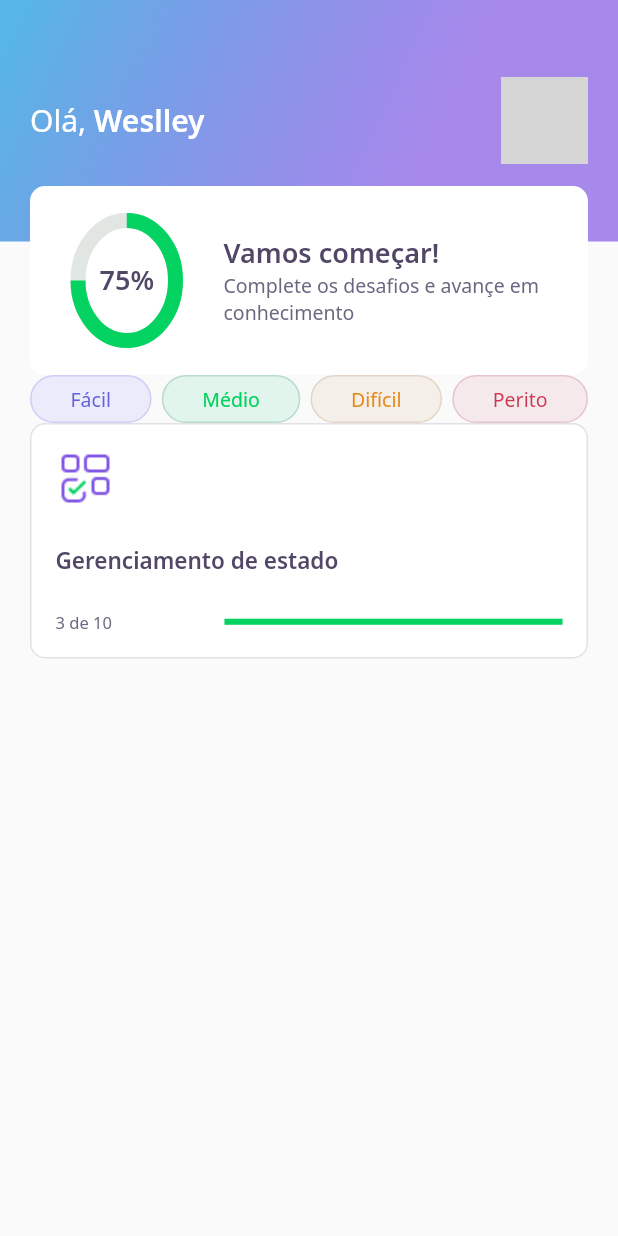
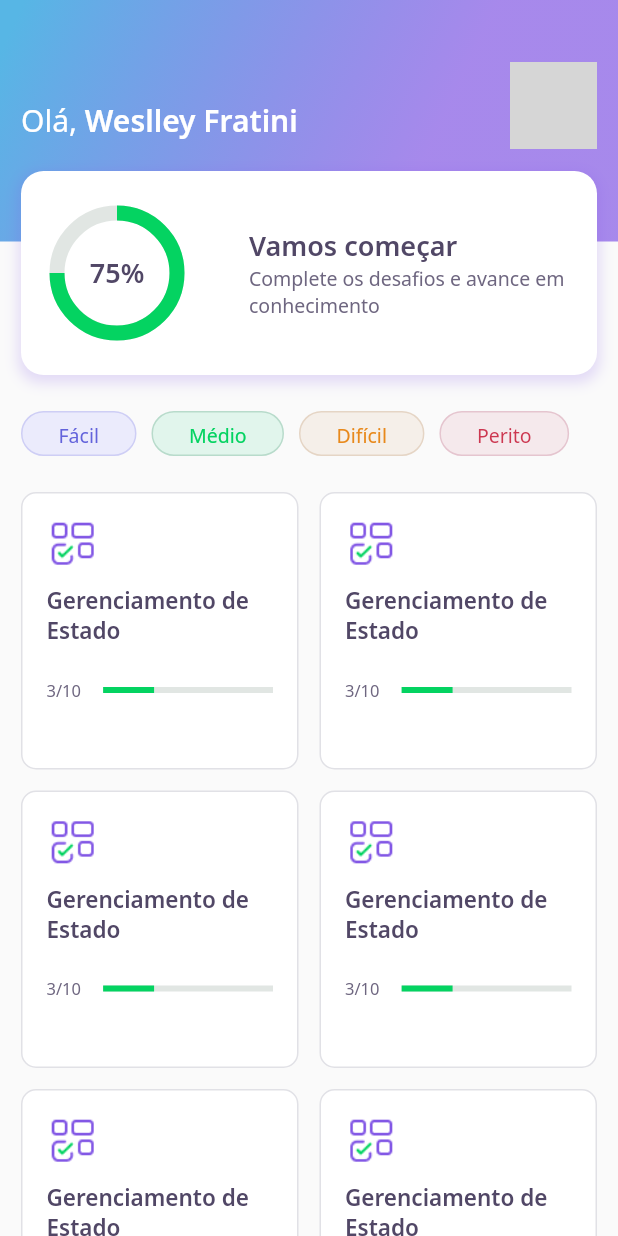
Before and after one commit to WeslleyFratini/nlw5-flutter, a Flutter app: the HomePage screen opened directly, on a phone screen of 412 x 824 dp. Run offline on Flutter 3.47's test engine with Material 2 defaults, Android fonts, the phone set to English and light mode, and no system bars; our stand-ins replace google_fonts; network calls fail; grey boxes are pictures that could not be loaded.

Commit message:
chore: add tela quiz

```diff
--- a/lib/core/app_widget.dart
+++ b/lib/core/app_widget.dart
@@ -1,11 +1,13 @@
 import 'package:DevQuiz/splash/splash_page.dart';
 import 'package:flutter/material.dart';
+
 class AppWidget extends StatelessWidget {
   @override
   Widget build(BuildContext context) {
     return MaterialApp(
+      debugShowCheckedModeBanner: false,
       title: "DevQuiz",
-      home: SplashPage()
+      home: SplashPage(),
     );
   }
 }
--- a/lib/home/home_page.dart
+++ b/lib/home/home_page.dart
@@ -4,8 +4,6 @@ import 'package:DevQuiz/home/widgets/quiz_card/quiz_card_widget.dart';
 import 'package:flutter/material.dart';
 
 class HomePage extends StatefulWidget {
-  HomePage({Key? key}) : super(key: key);
-
   @override
   _HomePageState createState() => _HomePageState();
 }
@@ -16,23 +14,63 @@ class _HomePageState extends State<HomePage> {
     return Scaffold(
         appBar: AppBarWidget(),
         body: Padding(
-        padding: const EdgeInsets.symmetric(horizontal: 20),
+          padding: const EdgeInsets.symmetric(horizontal: 14),
           child: Column(
             children: [
-            Row(
-              mainAxisAlignment: MainAxisAlignment.spaceBetween,
+              SizedBox(
+                height: 24,
+              ),
+              Container(
+                height: 30,
+                child: ListView(
+                  scrollDirection: Axis.horizontal,
                   children: [
-                LevelButtonWidget(label: "Fácil"),
-                LevelButtonWidget(label: "Médio"),
-                LevelButtonWidget(label: "Difícil"),
-                LevelButtonWidget(label: "Perito"),
+                    LevelButtonWidget(
+                      title: "Fácil",
+                    ),
+                    SizedBox(
+                      width: 10,
+                    ),
+                    LevelButtonWidget(
+                      title: "Médio",
+                    ),
+                    SizedBox(
+                      width: 10,
+                    ),
+                    LevelButtonWidget(
+                      title: "Difícil",
+                    ),
+                    SizedBox(
+                      width: 10,
+                    ),
+                    LevelButtonWidget(
+                      title: "Perito",
+                    )
                   ],
                 ),
-
+              ),
+              SizedBox(
+                height: 24,
+              ),
+              Expanded(
+                child: GridView.count(
+                  mainAxisSpacing: 14,
+                  crossAxisSpacing: 14,
+                  crossAxisCount: 2,
+                  children: [
+                    QuizCardWidget(),
+                    QuizCardWidget(),
+                    QuizCardWidget(),
+                    QuizCardWidget(),
+                    QuizCardWidget(),
+                    QuizCardWidget(),
+                    QuizCardWidget(),
                     QuizCardWidget()
                   ],
                 ),
               )
-    );
+            ],
+          ),
+        ));
   }
 }
--- a/lib/home/widgets/appbar/app_bar_widget.dart
+++ b/lib/home/widgets/appbar/app_bar_widget.dart
@@ -1,4 +1,3 @@
-import 'package:DevQuiz/core/app_config.dart';
 import 'package:DevQuiz/core/core.dart';
 import 'package:DevQuiz/home/widgets/score_card/score_card_widget.dart';
 import 'package:flutter/material.dart';
@@ -15,33 +14,34 @@ class AppBarWidget extends PreferredSize {
                     decoration: BoxDecoration(gradient: AppGradients.linear),
                     height: 161,
                     width: double.maxFinite,
-                    padding: const EdgeInsets.symmetric(horizontal: 20),
+                    padding: EdgeInsets.symmetric(horizontal: 14),
                     child: Row(
+                      crossAxisAlignment: CrossAxisAlignment.center,
                       mainAxisAlignment: MainAxisAlignment.spaceBetween,
                       children: [
-                        Text.rich(
-                          TextSpan(
-                              text: "Olá, ",
-                              style: AppTextStyles.title,
-                              children: [
-                                TextSpan(
-                                    text: "Weslley",
-                                    style: AppTextStyles.titleBold)
-                              ]),
-                        ),
+                        Text.rich(TextSpan(
+                            text: "Olá, ",
+                            style: AppTextStyles.title,
+                            children: [
+                              TextSpan(
+                                  text: "Weslley Fratini",
+                                  style: AppTextStyles.titleBold)
+                            ])),
                         Container(
+                          margin: EdgeInsets.only(bottom: 20),
+                          width: 58,
                           height: 58,
-                          width: 58,
                           decoration: BoxDecoration(
-                              borderRadius: BorderRadius.circular(10),
+                              borderRadius: BorderRadius.circular(8),
                               image: DecorationImage(
                                   image: NetworkImage(
-                                      AppConfig.GithubPhotoUrl))),
-                        )
+                                      "https://avatars.githubusercontent.com/u/39966929?v=4"))),
+                        ),
                       ],
                     ),
                   ),
-                  Align(alignment: Alignment(0, 1), child: ScoreCardWidget())
+                  Align(
+                      alignment: Alignment(0.0, 1.0), child: ScoreCardWidget())
                 ],
               ),
             ));
--- a/lib/home/widgets/chart/chart_widget.dart
+++ b/lib/home/widgets/chart/chart_widget.dart
@@ -1,21 +1,16 @@
-import 'package:DevQuiz/core/app_colors.dart';
-import 'package:DevQuiz/core/app_text_styles.dart';
+import 'package:DevQuiz/core/core.dart';
 import 'package:flutter/material.dart';
 
 class ChartWidget extends StatelessWidget {
-  const ChartWidget({Key? key}) : super(key: key);
-
   @override
   Widget build(BuildContext context) {
-    return Padding(
-      padding: const EdgeInsets.all(8.0),
-      child: Container(
+    return Container(
+      height: 80,
       width: 80,
-          height: 80,
       child: Stack(
+        alignment: Alignment.center,
         children: [
-              Center(
-                child: Container(
+          Container(
             height: 80,
             width: 80,
             child: CircularProgressIndicator(
@@ -25,10 +20,14 @@ class ChartWidget extends StatelessWidget {
               valueColor: AlwaysStoppedAnimation<Color>(AppColors.chartPrimary),
             ),
           ),
+          Center(
+            child: Text(
+              "75%",
+              style: AppTextStyles.heading,
             ),
-              Center(child: Text("75%", style: AppTextStyles.heading))
+          )
         ],
-          )),
+      ),
     );
   }
 }
--- a/lib/home/widgets/level_button/level_button_widget.dart
+++ b/lib/home/widgets/level_button/level_button_widget.dart
@@ -3,57 +3,50 @@ import 'package:flutter/material.dart';
 import 'package:google_fonts/google_fonts.dart';
 
 class LevelButtonWidget extends StatelessWidget {
-  final String label;
-  LevelButtonWidget({Key? key,
-  required this.label
-  }): assert(["Fácil", "Médio", "Difícil", "Perito"].contains(label)), super(key:key);
+  final String title;
+
+  LevelButtonWidget({Key? key, required this.title})
+      : assert(["Fácil", "Médio", "Difícil", "Perito"].contains(title)),
+        super(key: key);
 
   final config = {
-      "Fácil":{
+    "Fácil": {
       "color": AppColors.levelButtonFacil,
       "borderColor": AppColors.levelButtonBorderFacil,
       "fontColor": AppColors.levelButtonTextFacil
     },
-
-    "Médio":{
+    "Médio": {
       "color": AppColors.levelButtonMedio,
       "borderColor": AppColors.levelButtonBorderMedio,
       "fontColor": AppColors.levelButtonTextMedio
     },
-
-      "Difícil":{
+    "Difícil": {
       "color": AppColors.levelButtonDificil,
       "borderColor": AppColors.levelButtonBorderDificil,
       "fontColor": AppColors.levelButtonTextDificil
     },
-
-      "Perito":{
+    "Perito": {
       "color": AppColors.levelButtonPerito,
       "borderColor": AppColors.levelButtonBorderPerito,
       "fontColor": AppColors.levelButtonTextPerito
-    },
+    }
   };
 
-  Color get color => config[label]!['color']!;
-  Color get borderColor => config[label]!['borderColor']!;
-  Color get fontColor => config[label]!['fontColor']!;
+  Color get color => config[title]!["color"]!;
+  Color get borderColor => config[title]!["borderColor"]!;
+  Color get fontColor => config[title]!["fontColor"]!;
 
   @override
   Widget build(BuildContext context) {
     return Container(
       decoration: BoxDecoration(
-        borderRadius: BorderRadius.circular(28),
-        color: color,
-        border: Border.fromBorderSide(BorderSide(
-          color: borderColor))
-      ),
+          borderRadius: BorderRadius.circular(28),
+          color: color,
+          border: Border.fromBorderSide(BorderSide(color: borderColor))),
       child: Padding(
-        padding: const EdgeInsets.symmetric(horizontal: 26, vertical: 6),
-        child: Text(label, style: GoogleFonts.notoSans(
-          color: fontColor,
-          fontSize: 13
-          ),
-        ),
+        padding: const EdgeInsets.symmetric(horizontal: 24, vertical: 6),
+        child: Text(title,
+            style: GoogleFonts.notoSans(color: fontColor, fontSize: 13)),
       ),
     );
   }
--- a/lib/home/widgets/quiz_card/quiz_card_widget.dart
+++ b/lib/home/widgets/quiz_card/quiz_card_widget.dart
@@ -1,47 +1,62 @@
+import 'package:DevQuiz/challenge/challenge_page.dart';
 import 'package:DevQuiz/core/core.dart';
+import 'package:DevQuiz/shared/widget/progress_indicator/progress_indicator.dart';
 import 'package:flutter/material.dart';
 
 class QuizCardWidget extends StatelessWidget {
-  const QuizCardWidget({Key? key}) : super(key: key);
-
   @override
   Widget build(BuildContext context) {
-    return Container(
-      padding: EdgeInsets.all(16),
+    return GestureDetector(
+      onTap: () {
+        Navigator.push(
+          context,
+          MaterialPageRoute(builder: (context) => ChallengePage()),
+        );
+      },
+      child: Container(
+        padding: EdgeInsets.all(16),
         decoration: BoxDecoration(
-            border: Border.fromBorderSide(BorderSide(color: AppColors.border)),
             color: AppColors.white,
-            borderRadius: BorderRadius.circular(10)),
+            borderRadius: BorderRadius.circular(10),
+            border: Border.fromBorderSide(BorderSide(color: AppColors.border))),
         child: Column(
           crossAxisAlignment: CrossAxisAlignment.start,
           children: [
             Container(
-                child: Image.asset(AppImages.blocks), height: 40, width: 40),
+              width: 35,
+              height: 35,
+              child: Image.asset(AppImages.blocks),
+            ),
             SizedBox(
-              height: 24,
+              height: 10,
             ),
-            Text("Gerenciamento de estado", style: AppTextStyles.heading15),
-               SizedBox(
-              height: 24,
+            Text("Gerenciamento de Estado", style: AppTextStyles.heading15),
+            SizedBox(
+              height: 20,
             ),
             Row(
               children: [
                 Expanded(
                   flex: 1,
-                  child: Text("3 de 10", style: AppTextStyles.body11),
+                  child: Text(
+                    "3/10",
+                    style: AppTextStyles.body11,
+                  ),
+                ),
+                SizedBox(
+                  height: 20,
                 ),
                 Expanded(
-                  flex: 2,
-                  child: LinearProgressIndicator(
-                    value: 3,
-                    backgroundColor: AppColors.chartSecondary,
-                    valueColor:
-                        AlwaysStoppedAnimation<Color>(AppColors.chartPrimary),
+                  flex: 3,
+                  child: ProgressIndicatorWidget(
+                    value: .3,
                   ),
                 )
               ],
             )
           ],
-        ));
+        ),
+      ),
+    );
   }
 }
--- a/lib/home/widgets/score_card/score_card_widget.dart
+++ b/lib/home/widgets/score_card/score_card_widget.dart
@@ -1,35 +1,46 @@
-import 'package:DevQuiz/core/app_colors.dart';
 import 'package:DevQuiz/core/core.dart';
 import 'package:DevQuiz/home/widgets/chart/chart_widget.dart';
 import 'package:flutter/material.dart';
 
 class ScoreCardWidget extends StatelessWidget {
-  const ScoreCardWidget({Key? key}) : super(key: key);
-
   @override
   Widget build(BuildContext context) {
     return Padding(
-      padding: const EdgeInsets.only(left: 20, right: 20, top: 20),
+      padding: const EdgeInsets.only(left: 14, right: 14),
       child: Container(
-        height: 126,
+        height: 136,
         decoration: BoxDecoration(
-            color: AppColors.white, borderRadius: BorderRadius.circular(10)),
-        child: Padding(
-          padding: const EdgeInsets.symmetric(horizontal: 24),
+          color: AppColors.white,
+          borderRadius: BorderRadius.circular(15),
+          boxShadow: [
+            BoxShadow(
+              color: AppColors.purple.withOpacity(0.2),
+              spreadRadius: 2,
+              blurRadius: 7,
+              offset: Offset(0, 3), // changes position of shadow
+            ),
+          ],
+        ),
         child: Row(
           crossAxisAlignment: CrossAxisAlignment.center,
           children: [
             Expanded(flex: 1, child: ChartWidget()),
             Expanded(
-                flex: 3,
+              flex: 2,
               child: Padding(
                 padding: const EdgeInsets.only(left: 24),
                 child: Column(
                   mainAxisAlignment: MainAxisAlignment.center,
                   crossAxisAlignment: CrossAxisAlignment.start,
                   children: [
-                      Text("Vamos começar!", style: AppTextStyles.heading,),
-                      Text("Complete os desafios e avançe em conhecimento", style: AppTextStyles.body)
+                    Text(
+                      "Vamos começar",
+                      style: AppTextStyles.heading,
+                    ),
+                    Text(
+                      "Complete os desafios e avance em conhecimento",
+                      style: AppTextStyles.body,
+                    )
                   ],
                 ),
               ),
@@ -37,7 +48,6 @@ class ScoreCardWidget extends StatelessWidget {
           ],
         ),
       ),
-      ),
     );
   }
 }
--- a/lib/main.dart
+++ b/lib/main.dart
@@ -1,4 +1,4 @@
-import 'package:DevQuiz/core/app_widget.dart';
+import 'package:DevQuiz/core/core.dart';
 import 'package:flutter/material.dart';
 
 void main() {
--- /dev/null
+++ b/lib/shared/widget/progress_indicator/progress_indicator.dart
@@ -0,0 +1,17 @@
+import 'package:DevQuiz/core/core.dart';
+import 'package:flutter/material.dart';
+
+class ProgressIndicatorWidget extends StatelessWidget {
+  final double value;
+
+  ProgressIndicatorWidget({Key? key, required this.value});
+
+  @override
+  Widget build(BuildContext context) {
+    return LinearProgressIndicator(
+      backgroundColor: AppColors.chartSecondary,
+      value: value,
+      valueColor: AlwaysStoppedAnimation<Color>(AppColors.chartPrimary),
+    );
+  }
+}
```
Also changed, not shown: lib/challenge/challenge_page.dart (added, +27 -0 lines), lib/challenge/widgets/awnser/awnser_widget.dart (added, +75 -0 lines), lib/challenge/widgets/question_indicator/question_indicator_widget.dart (added, +32 -0 lines), lib/challenge/widgets/quiz/quiz_widget.dart (added, +48 -0 lines), lib/splash/splash_page.dart (+31 -6 lines). Lines whose indentation alone changed are shown as unchanged.
